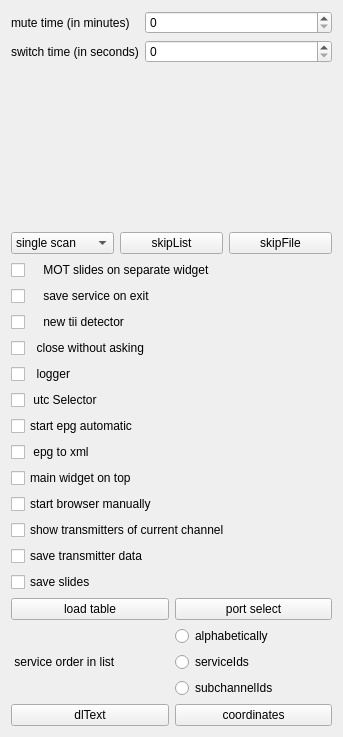
JvanKatwijk/qt-dab, file qt-dab-s4/forms-v4/config-helper.ui: the form before one commit.
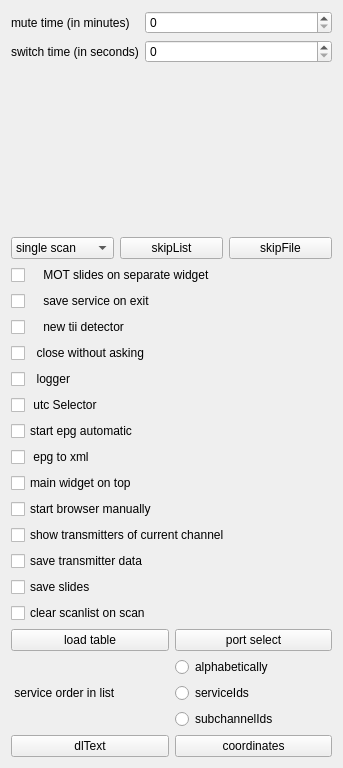
The form after the commit. Custom widgets are drawn as their Qt base class.

Diff of the .ui file:
```diff
--- a/qt-dab-s4/forms-v4/config-helper.ui
+++ b/qt-dab-s4/forms-v4/config-helper.ui
@@ -7,7 +7,7 @@
     <x>0</x>
     <y>0</y>
     <width>343</width>
-    <height>737</height>
+    <height>768</height>
    </rect>
   </property>
   <property name="windowTitle">
@@ -222,6 +222,16 @@
      </property>
     </widget>
    </item>
+   <item>
+    <widget class="QCheckBox" name="clearScan_Selector">
+     <property name="toolTip">
+      <string>&lt;html&gt;&lt;head/&gt;&lt;body&gt;&lt;p&gt;If set, the scanlist will be clear when starting a scan.&lt;/p&gt;&lt;/body&gt;&lt;/html&gt;</string>
+     </property>
+     <property name="text">
+      <string>clear scanlist on scan</string>
+     </property>
+    </widget>
+   </item>
    <item>
     <layout class="QHBoxLayout" name="horizontalLayout_2">
      <item>
```
